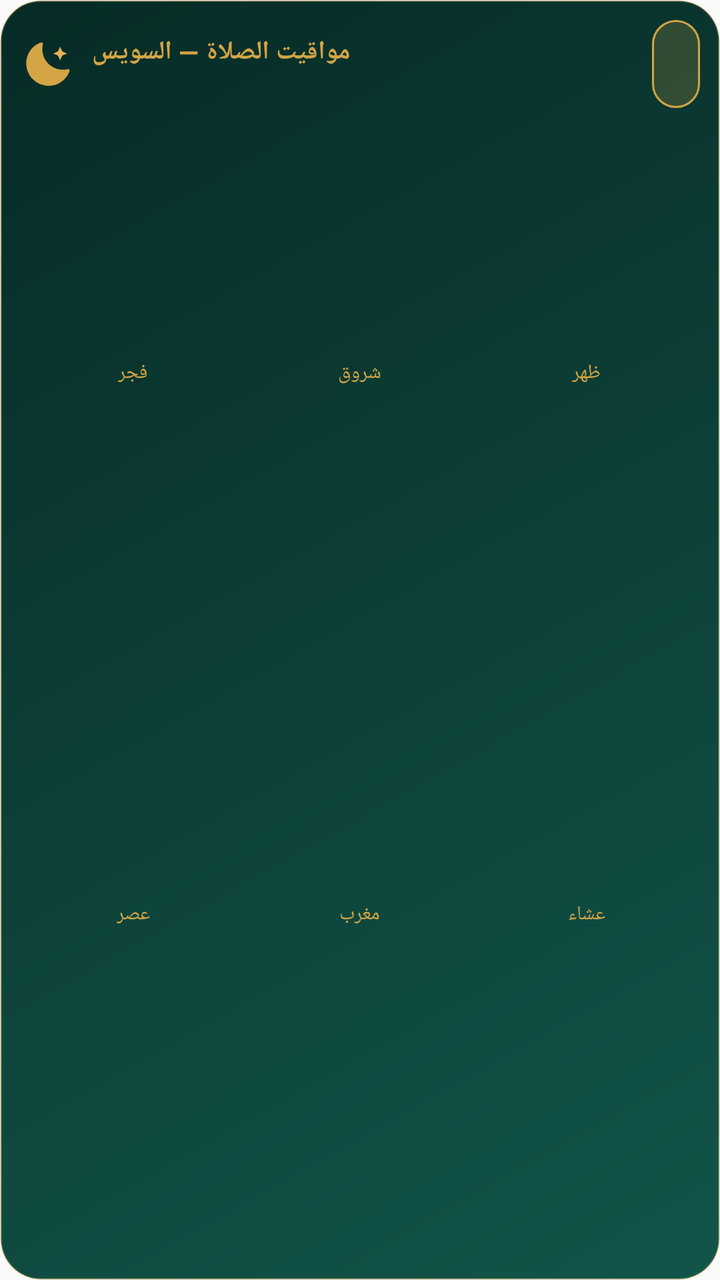
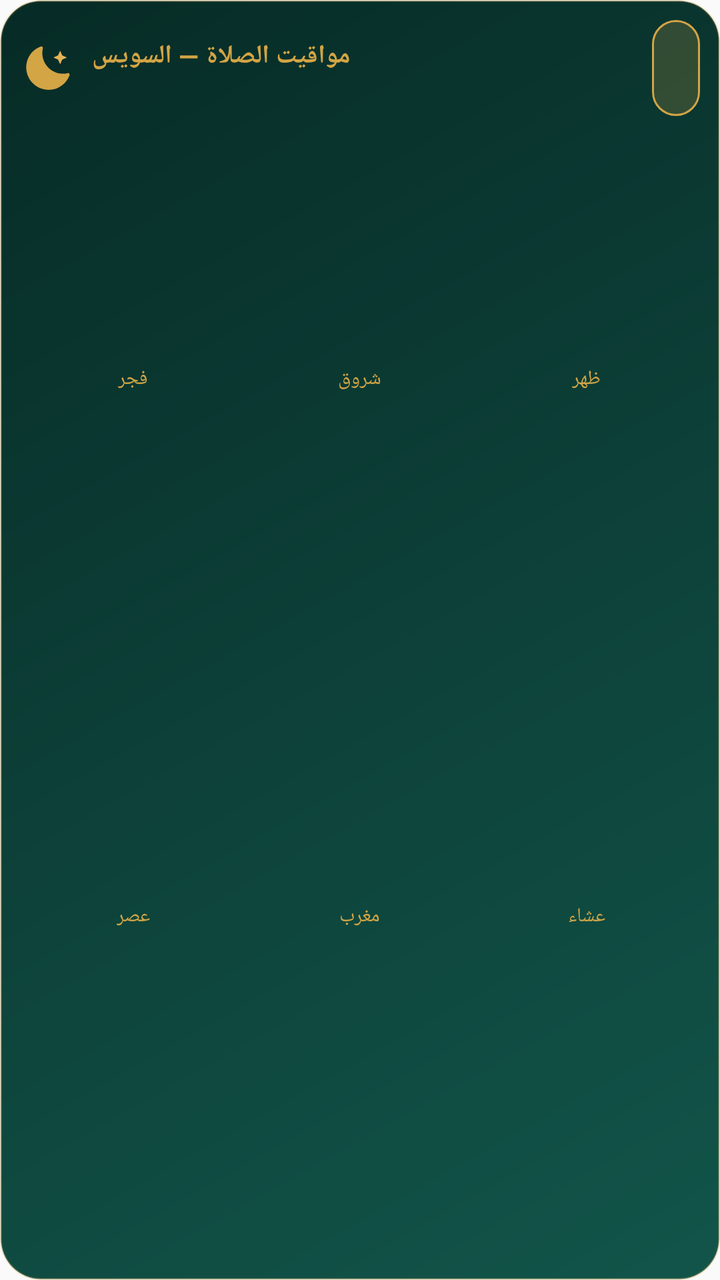

Two renders of the same Android screen: before a commit and after it. Below are the layout's source before the change and the commit's diff.
<!-- AndroidManifest.xml: application theme AppTheme -->
<!-- res/layout/widget_prayer.xml -->
<LinearLayout xmlns:android="http://schemas.android.com/apk/res/android"
    android:layout_width="match_parent"
    android:layout_height="match_parent"
    android:orientation="vertical"
    android:layoutDirection="rtl"
    android:background="@drawable/widget_bg"
    android:padding="10dp">

    <LinearLayout
        android:layout_width="match_parent"
        android:layout_height="wrap_content"
        android:orientation="horizontal"
        android:gravity="center_vertical">

        <ImageView
            android:layout_width="28dp"
            android:layout_height="28dp"
            android:src="@drawable/widget_moon"
            android:contentDescription="مواقيت الصلاة" />

        <LinearLayout
            android:layout_width="0dp"
            android:layout_height="wrap_content"
            android:layout_weight="1"
            android:orientation="vertical"
            android:layout_marginStart="8dp">

            <TextView
                android:id="@+id/widgetTitle"
                android:layout_width="wrap_content"
                android:layout_height="wrap_content"
                android:text="مواقيت الصلاة — السويس"
                android:textColor="#d3a545"
                android:textStyle="bold"
                android:textSize="13sp" />

            <TextView
                android:id="@+id/widgetDate"
                android:layout_width="wrap_content"
                android:layout_height="wrap_content"
                android:textColor="#B3FFFFFF"
                android:textSize="9sp"
                android:maxLines="1"
                android:ellipsize="end" />
        </LinearLayout>

        <LinearLayout
            android:layout_width="wrap_content"
            android:layout_height="wrap_content"
            android:orientation="vertical"
            android:gravity="center"
            android:background="@drawable/widget_cell_next"
            android:paddingStart="12dp"
            android:paddingEnd="12dp"
            android:paddingTop="5dp"
            android:paddingBottom="5dp">

            <TextView
                android:id="@+id/widgetNextName"
                android:layout_width="wrap_content"
                android:layout_height="wrap_content"
                android:textColor="#ffd98a"
                android:textStyle="bold"
                android:textSize="10sp" />

            <TextView
                android:id="@+id/widgetCountdown"
                android:layout_width="wrap_content"
                android:layout_height="wrap_content"
                android:textColor="#FFFFFF"
                android:textStyle="bold"
                android:textSize="15sp" />
        </LinearLayout>
    </LinearLayout>

    <ImageView
        android:id="@+id/widgetArc"
        android:layout_width="match_parent"
        android:layout_height="wrap_content"
        android:adjustViewBounds="true"
        android:scaleType="fitCenter"
        android:layout_marginTop="4dp" />

    <LinearLayout
        android:layout_width="match_parent"
        android:layout_height="0dp"
        android:layout_weight="1"
        android:orientation="horizontal"
        android:gravity="center"
        android:layout_marginTop="2dp">

        <LinearLayout android:layout_width="0dp" android:layout_height="wrap_content" android:layout_weight="1" android:orientation="vertical" android:gravity="center">
            <TextView android:layout_width="wrap_content" android:layout_height="wrap_content" android:text="فجر" android:textColor="#d3a545" android:textSize="10sp" />
            <TextView android:id="@+id/tFajr" android:layout_width="wrap_content" android:layout_height="wrap_content" android:textColor="#FFFFFF" android:textStyle="bold" android:textSize="13sp" />
        </LinearLayout>

        <LinearLayout android:layout_width="0dp" android:layout_height="wrap_content" android:layout_weight="1" android:orientation="vertical" android:gravity="center">
            <TextView android:layout_width="wrap_content" android:layout_height="wrap_content" android:text="شروق" android:textColor="#d3a545" android:textSize="10sp" />
            <TextView android:id="@+id/tShuruq" android:layout_width="wrap_content" android:layout_height="wrap_content" android:textColor="#FFFFFF" android:textStyle="bold" android:textSize="13sp" />
        </LinearLayout>

        <LinearLayout android:layout_width="0dp" android:layout_height="wrap_content" android:layout_weight="1" android:orientation="vertical" android:gravity="center">
            <TextView android:layout_width="wrap_content" android:layout_height="wrap_content" android:text="ظهر" android:textColor="#d3a545" android:textSize="10sp" />
            <TextView android:id="@+id/tDhuhr" android:layout_width="wrap_content" android:layout_height="wrap_content" android:textColor="#FFFFFF" android:textStyle="bold" android:textSize="13sp" />
        </LinearLayout>
    </LinearLayout>

    <LinearLayout
        android:layout_width="match_parent"
        android:layout_height="0dp"
        android:layout_weight="1"
        android:orientation="horizontal"
        android:gravity="center">

        <LinearLayout android:layout_width="0dp" android:layout_height="wrap_content" android:layout_weight="1" android:orientation="vertical" android:gravity="center">
            <TextView android:layout_width="wrap_content" android:layout_height="wrap_content" android:text="عصر" android:textColor="#d3a545" android:textSize="10sp" />
            <TextView android:id="@+id/tAsr" android:layout_width="wrap_content" android:layout_height="wrap_content" android:textColor="#FFFFFF" android:textStyle="bold" android:textSize="13sp" />
        </LinearLayout>

        <LinearLayout android:layout_width="0dp" android:layout_height="wrap_content" android:layout_weight="1" android:orientation="vertical" android:gravity="center">
            <TextView android:layout_width="wrap_content" android:layout_height="wrap_content" android:text="مغرب" android:textColor="#d3a545" android:textSize="10sp" />
            <TextView android:id="@+id/tMaghrib" android:layout_width="wrap_content" android:layout_height="wrap_content" android:textColor="#FFFFFF" android:textStyle="bold" android:textSize="13sp" />
        </LinearLayout>

        <LinearLayout android:layout_width="0dp" android:layout_height="wrap_content" android:layout_weight="1" android:orientation="vertical" android:gravity="center">
            <TextView android:layout_width="wrap_content" android:layout_height="wrap_content" android:text="عشاء" android:textColor="#d3a545" android:textSize="10sp" />
            <TextView android:id="@+id/tIsha" android:layout_width="wrap_content" android:layout_height="wrap_content" android:textColor="#FFFFFF" android:textStyle="bold" android:textSize="13sp" />
        </LinearLayout>
    </LinearLayout>

    <LinearLayout
        android:layout_width="match_parent"
        android:layout_height="wrap_content"
        android:orientation="horizontal"
        android:gravity="center"
        android:layout_marginTop="4dp">

        <LinearLayout android:layout_width="0dp" android:layout_height="wrap_content" android:layout_weight="1" android:orientation="vertical" android:gravity="center">
            <TextView android:id="@+id/k1n" android:layout_width="wrap_content" android:layout_height="wrap_content" android:textColor="#ffab91" android:textSize="9sp" />
            <TextView android:id="@+id/k1r" android:layout_width="wrap_content" android:layout_height="wrap_content" android:textColor="#CCFFFFFF" android:textSize="9sp" />
        </LinearLayout>

        <LinearLayout android:layout_width="0dp" android:layout_height="wrap_content" android:layout_weight="1" android:orientation="vertical" android:gravity="center">
            <TextView android:id="@+id/k2n" android:layout_width="wrap_content" android:layout_height="wrap_content" android:textColor="#ffab91" android:textSize="9sp" />
            <TextView android:id="@+id/k2r" android:layout_width="wrap_content" android:layout_height="wrap_content" android:textColor="#CCFFFFFF" android:textSize="9sp" />
        </LinearLayout>

        <LinearLayout android:layout_width="0dp" android:layout_height="wrap_content" android:layout_weight="1" android:orientation="vertical" android:gravity="center">
            <TextView android:id="@+id/k3n" android:layout_width="wrap_content" android:layout_height="wrap_content" android:textColor="#ffab91" android:textSize="9sp" />
            <TextView android:id="@+id/k3r" android:layout_width="wrap_content" android:layout_height="wrap_content" android:textColor="#CCFFFFFF" android:textSize="9sp" />
        </LinearLayout>
    </LinearLayout>
</LinearLayout>
<!-- resources referenced by this layout -->
<resources>
  <!-- drawable widget_bg (drawable) -->
  <shape xmlns:android="http://schemas.android.com/apk/res/android">
      <gradient android:type="linear" android:angle="135"
          android:startColor="#12554a" android:endColor="#072b26" />
      <corners android:radius="20dp" />
      <stroke android:width="1dp" android:color="#40d3a545" />
  </shape>
  <!-- drawable widget_cell_next (drawable) -->
  <shape xmlns:android="http://schemas.android.com/apk/res/android">
      <solid android:color="#33d3a545" />
      <corners android:radius="12dp" />
      <stroke android:width="1dp" android:color="#d3a545" />
  </shape>
  <!-- drawable widget_moon (drawable) -->
  <vector xmlns:android="http://schemas.android.com/apk/res/android"
      android:width="24dp" android:height="24dp"
      android:viewportWidth="24" android:viewportHeight="24">
      <path android:fillColor="#d3a545"
          android:pathData="M20.4,14.2A8.8,8.8 0 0,1 9.8,3.6a0.7,0.7 0 0,0 -0.9,-0.85 9.6,9.6 0 1,0 12.35,12.35 0.7,0.7 0 0,0 -0.85,-0.9Z"/>
      <path android:fillColor="#e6b354"
          android:pathData="M17.2,4.6l0.9,2 2,0.9 -2,0.9 -0.9,2 -0.9,-2 -2,-0.9 2,-0.9Z"/>
  </vector>
  <style name="AppTheme" parent="Theme.AppCompat.Light.DarkActionBar">
          
          <item name="colorPrimary">@color/colorPrimary</item>
          <item name="colorPrimaryDark">@color/colorPrimaryDark</item>
          <item name="colorAccent">@color/colorAccent</item>
      </style>
</resources>

<!-- the commit's change to res/layout/widget_prayer.xml (unified diff, before → after) -->
@@ -69,7 +69,7 @@
                 android:layout_height="wrap_content"
                 android:textColor="#FFFFFF"
                 android:textStyle="bold"
-                android:textSize="15sp" />
+                android:textSize="18sp" />
         </LinearLayout>
     </LinearLayout>
 
